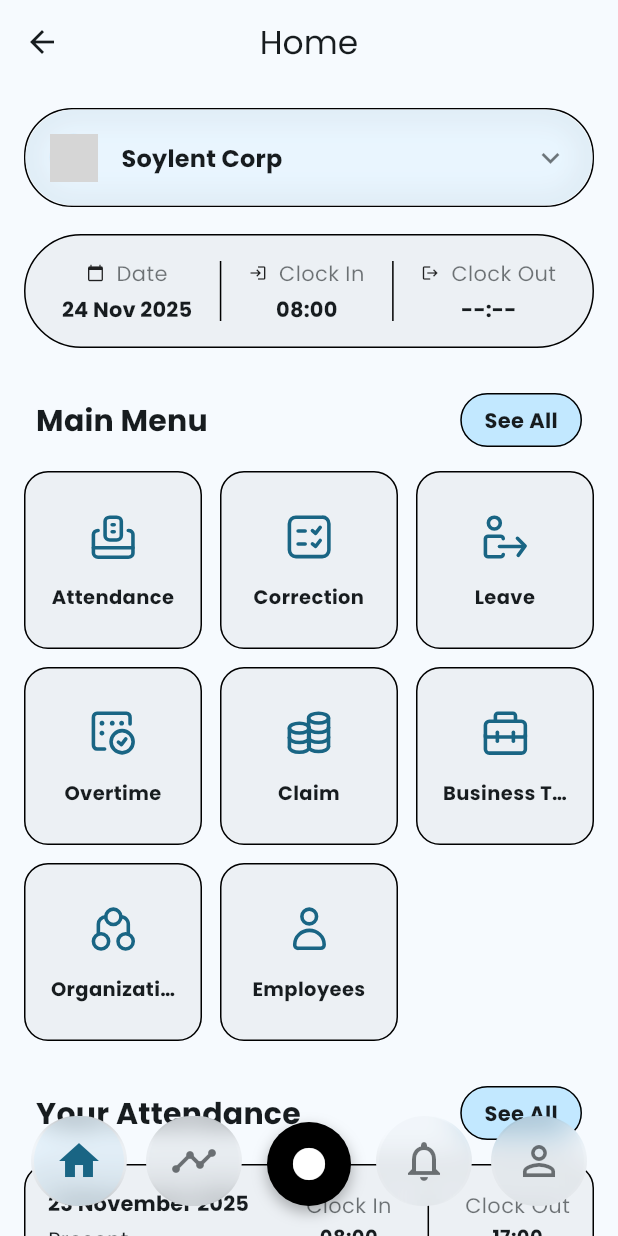
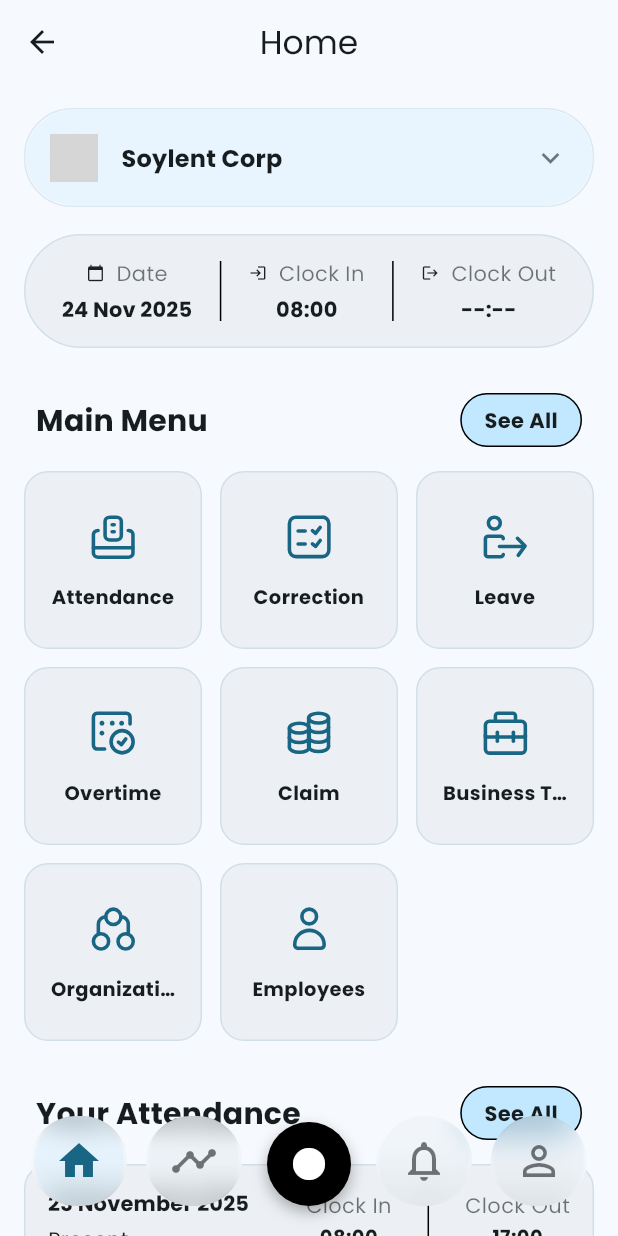
Before and after one commit to guizot/hris_app, a Flutter app: the HomePage screen opened by its route, on a phone screen of 412 x 824 dp. Run offline on Flutter 3.47's test engine with Material 3 defaults, Android fonts, the phone set to English and light mode, and no system bars; our stand-ins replace flutter_svg, get_it, hive, hive_flutter, image_picker, palette_generator and 1 more; accounts and stored records are empty; network calls fail; grey boxes are pictures that could not be loaded.

Commit message:
feat: Update border color in HomeTab to use primary color with opacity for consistency

```diff
--- a/lib/presentation/pages/home_tab.dart
+++ b/lib/presentation/pages/home_tab.dart
@@ -174,7 +174,7 @@ class _HomeTabState extends State<HomeTab> {
       shape: RoundedRectangleBorder(
         borderRadius: BorderRadius.circular(48),
         side: BorderSide(
-          color: Theme.of(context).colorScheme.shadow,
+          color: Theme.of(context).colorScheme.primary.withOpacity(0.12),
           width: 1,
         ),
       ),
@@ -287,8 +287,8 @@ class _HomeTabState extends State<HomeTab> {
         child: Container(
           decoration: BoxDecoration(
             borderRadius: BorderRadius.circular(32),
-            border: Border.all(
-              color: Theme.of(context).colorScheme.shadow,
+                border: Border.all(
+              color: Theme.of(context).colorScheme.primary.withOpacity(0.12),
               width: 1,
             ),
           ),
@@ -371,7 +371,7 @@ class _HomeTabState extends State<HomeTab> {
                             border: Border.all(
                               color: isSelected
                                 ? Theme.of(context).colorScheme.primary
-                                : Theme.of(context).colorScheme.shadow,
+                                : Theme.of(context).colorScheme.primary.withOpacity(0.12),
                               width: 1,
                             ),
                           ),
@@ -430,11 +430,11 @@ class _HomeTabState extends State<HomeTab> {
           shape: RoundedRectangleBorder(
             borderRadius: BorderRadius.circular(16),
             side: BorderSide(
-              color: Theme.of(context).colorScheme.shadow,
+              color: Theme.of(context).colorScheme.primary.withOpacity(0.12),
               width: 1,
             ),
           ),
-          child: InkWell(
+            child: InkWell(
             onTap: () {},
             borderRadius: BorderRadius.circular(16),
             child: Container(
@@ -481,7 +481,7 @@ class _HomeTabState extends State<HomeTab> {
             shape: RoundedRectangleBorder(
               borderRadius: BorderRadius.circular(16),
               side: BorderSide(
-                color: Theme.of(context).colorScheme.shadow,
+                color: Theme.of(context).colorScheme.primary.withOpacity(0.12),
                 width: 1,
               ),
             ),
```
